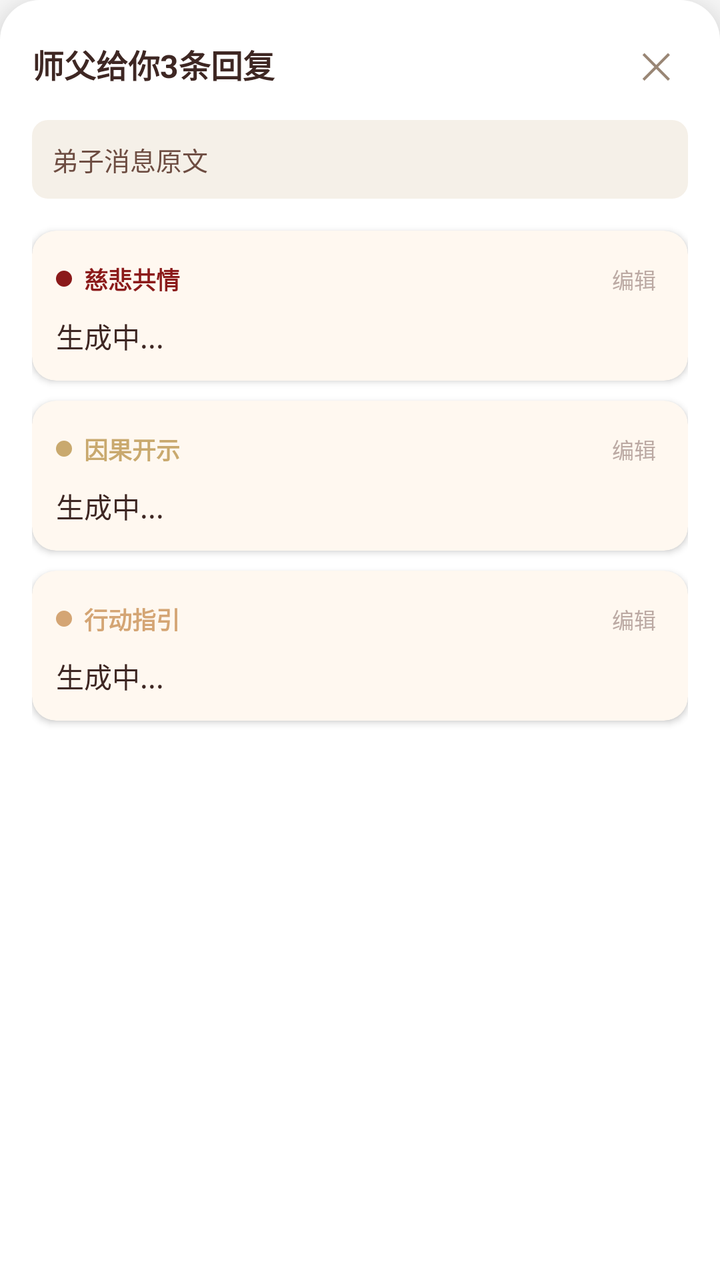
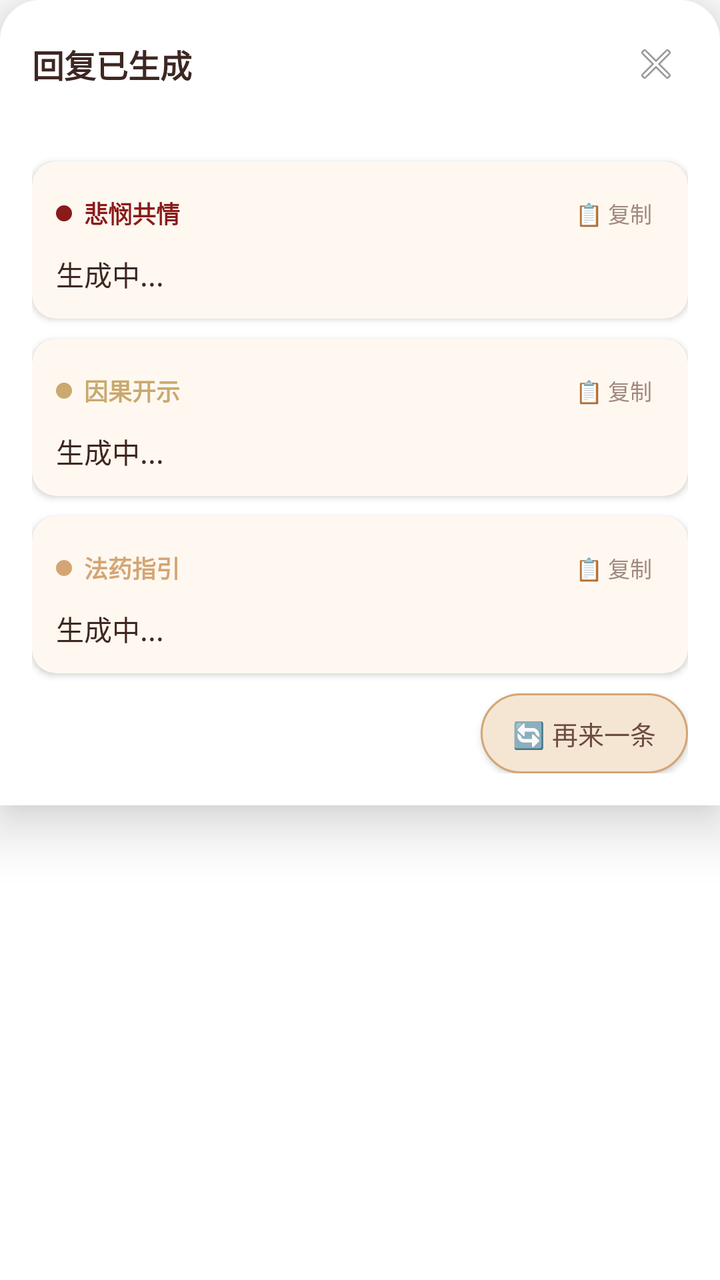

Screens rendered from an Android XML layout before and after an edit, with the pre-edit source and the edit as a unified diff.
<!-- AndroidManifest.xml: application theme Theme.JuexinAssistant -->
<!-- res/layout/panel_reply.xml -->
<?xml version="1.0" encoding="utf-8"?>
<LinearLayout xmlns:android="http://schemas.android.com/apk/res/android"
    xmlns:app="http://schemas.android.com/apk/res-auto"
    android:layout_width="match_parent"
    android:layout_height="wrap_content"
    android:orientation="vertical"
    android:background="@drawable/bg_panel_top"
    android:padding="16dp"
    android:elevation="16dp">

    
    <LinearLayout
        android:layout_width="match_parent"
        android:layout_height="wrap_content"
        android:orientation="horizontal"
        android:gravity="center_vertical"
        android:layout_marginBottom="12dp">

        <TextView
            android:layout_width="0dp"
            android:layout_height="wrap_content"
            android:layout_weight="1"
            android:text="师父给你3条回复"
            android:textSize="16sp"
            android:textColor="#3E2723"
            android:textStyle="bold" />

        <TextView
            android:id="@+id/btn_close"
            android:layout_width="32dp"
            android:layout_height="32dp"
            android:gravity="center"
            android:text="✕"
            android:textSize="18sp"
            android:textColor="#998675"
            android:background="?attr/selectableItemBackgroundBorderless" />
    </LinearLayout>

    
    <TextView
        android:id="@+id/tv_original_message"
        android:layout_width="match_parent"
        android:layout_height="wrap_content"
        android:padding="10dp"
        android:background="@drawable/bg_message_bubble"
        android:text="弟子消息原文"
        android:textSize="13sp"
        android:textColor="#6D4C41"
        android:layout_marginBottom="16dp"
        android:maxLines="3"
        android:ellipsize="end" />

    
    <androidx.cardview.widget.CardView
        android:id="@+id/card_reply_1"
        android:layout_width="match_parent"
        android:layout_height="wrap_content"
        android:layout_marginBottom="10dp"
        app:cardCornerRadius="12dp"
        app:cardElevation="2dp"
        app:cardBackgroundColor="#FFF8F0">

        <LinearLayout
            android:layout_width="match_parent"
            android:layout_height="wrap_content"
            android:orientation="vertical"
            android:padding="12dp">

            <LinearLayout
                android:layout_width="match_parent"
                android:layout_height="wrap_content"
                android:orientation="horizontal"
                android:gravity="center_vertical"
                android:layout_marginBottom="6dp">

                <TextView
                    android:layout_width="8dp"
                    android:layout_height="8dp"
                    android:background="@drawable/bg_dot_red" />

                <TextView
                    android:layout_width="wrap_content"
                    android:layout_height="wrap_content"
                    android:text="  慈悲共情"
                    android:textSize="12sp"
                    android:textColor="#8B1A1A"
                    android:textStyle="bold" />

                <View
                    android:layout_width="0dp"
                    android:layout_height="1dp"
                    android:layout_weight="1" />

                <TextView
                    android:id="@+id/btn_edit_1"
                    android:layout_width="wrap_content"
                    android:layout_height="wrap_content"
                    android:padding="4dp"
                    android:text="编辑"
                    android:textSize="11sp"
                    android:textColor="#BCAAA4"
                    android:background="?attr/selectableItemBackgroundBorderless" />
            </LinearLayout>

            <TextView
                android:id="@+id/tv_reply_1"
                android:layout_width="match_parent"
                android:layout_height="wrap_content"
                android:text="生成中..."
                android:textSize="14sp"
                android:textColor="#3E2723"
                android:lineSpacingExtra="4dp" />
        </LinearLayout>
    </androidx.cardview.widget.CardView>

    
    <androidx.cardview.widget.CardView
        android:id="@+id/card_reply_2"
        android:layout_width="match_parent"
        android:layout_height="wrap_content"
        android:layout_marginBottom="10dp"
        app:cardCornerRadius="12dp"
        app:cardElevation="2dp"
        app:cardBackgroundColor="#FFF8F0">

        <LinearLayout
            android:layout_width="match_parent"
            android:layout_height="wrap_content"
            android:orientation="vertical"
            android:padding="12dp">

            <LinearLayout
                android:layout_width="match_parent"
                android:layout_height="wrap_content"
                android:orientation="horizontal"
                android:gravity="center_vertical"
                android:layout_marginBottom="6dp">

                <TextView
                    android:layout_width="8dp"
                    android:layout_height="8dp"
                    android:background="@drawable/bg_dot_gold" />

                <TextView
                    android:layout_width="wrap_content"
                    android:layout_height="wrap_content"
                    android:text="  因果开示"
                    android:textSize="12sp"
                    android:textColor="#C9A96E"
                    android:textStyle="bold" />

                <View
                    android:layout_width="0dp"
                    android:layout_height="1dp"
                    android:layout_weight="1" />

                <TextView
                    android:id="@+id/btn_edit_2"
                    android:layout_width="wrap_content"
                    android:layout_height="wrap_content"
                    android:padding="4dp"
                    android:text="编辑"
                    android:textSize="11sp"
                    android:textColor="#BCAAA4"
                    android:background="?attr/selectableItemBackgroundBorderless" />
            </LinearLayout>

            <TextView
                android:id="@+id/tv_reply_2"
                android:layout_width="match_parent"
                android:layout_height="wrap_content"
                android:text="生成中..."
                android:textSize="14sp"
                android:textColor="#3E2723"
                android:lineSpacingExtra="4dp" />
        </LinearLayout>
    </androidx.cardview.widget.CardView>

    
    <androidx.cardview.widget.CardView
        android:id="@+id/card_reply_3"
        android:layout_width="match_parent"
        android:layout_height="wrap_content"
        android:layout_marginBottom="10dp"
        app:cardCornerRadius="12dp"
        app:cardElevation="2dp"
        app:cardBackgroundColor="#FFF8F0">

        <LinearLayout
            android:layout_width="match_parent"
            android:layout_height="wrap_content"
            android:orientation="vertical"
            android:padding="12dp">

            <LinearLayout
                android:layout_width="match_parent"
                android:layout_height="wrap_content"
                android:orientation="horizontal"
                android:gravity="center_vertical"
                android:layout_marginBottom="6dp">

                <TextView
                    android:layout_width="8dp"
                    android:layout_height="8dp"
                    android:background="@drawable/bg_dot_accent" />

                <TextView
                    android:layout_width="wrap_content"
                    android:layout_height="wrap_content"
                    android:text="  行动指引"
                    android:textSize="12sp"
                    android:textColor="#D4A574"
                    android:textStyle="bold" />

                <View
                    android:layout_width="0dp"
                    android:layout_height="1dp"
                    android:layout_weight="1" />

                <TextView
                    android:id="@+id/btn_edit_3"
                    android:layout_width="wrap_content"
                    android:layout_height="wrap_content"
                    android:padding="4dp"
                    android:text="编辑"
                    android:textSize="11sp"
                    android:textColor="#BCAAA4"
                    android:background="?attr/selectableItemBackgroundBorderless" />
            </LinearLayout>

            <TextView
                android:id="@+id/tv_reply_3"
                android:layout_width="match_parent"
                android:layout_height="wrap_content"
                android:text="生成中..."
                android:textSize="14sp"
                android:textColor="#3E2723"
                android:lineSpacingExtra="4dp" />
        </LinearLayout>
    </androidx.cardview.widget.CardView>

</LinearLayout>
<!-- resources referenced by this layout -->
<resources>
  <!-- drawable bg_dot_accent (drawable) -->
  <?xml version="1.0" encoding="utf-8"?>
  <shape xmlns:android="http://schemas.android.com/apk/res/android"
      android:shape="oval">
      <solid android:color="#D4A574" />
  </shape>
  <!-- drawable bg_dot_gold (drawable) -->
  <?xml version="1.0" encoding="utf-8"?>
  <shape xmlns:android="http://schemas.android.com/apk/res/android"
      android:shape="oval">
      <solid android:color="#C9A96E" />
  </shape>
  <!-- drawable bg_dot_red (drawable) -->
  <?xml version="1.0" encoding="utf-8"?>
  <shape xmlns:android="http://schemas.android.com/apk/res/android"
      android:shape="oval">
      <solid android:color="#8B1A1A" />
  </shape>
  <!-- drawable bg_message_bubble (drawable) -->
  <?xml version="1.0" encoding="utf-8"?>
  <shape xmlns:android="http://schemas.android.com/apk/res/android">
      <solid android:color="#F5F0E8" />
      <corners android:radius="8dp" />
  </shape>
  <!-- drawable bg_panel_top (drawable) -->
  <?xml version="1.0" encoding="utf-8"?>
  <shape xmlns:android="http://schemas.android.com/apk/res/android">
      <solid android:color="#FFFFFF" />
      <corners android:topLeftRadius="20dp" android:topRightRadius="20dp" />
  </shape>
  <style name="Theme.JuexinAssistant" parent="Theme.MaterialComponents.Light.NoActionBar">
          <item name="colorPrimary">#8B1A1A</item>
          <item name="colorPrimaryVariant">#6D1414</item>
          <item name="colorOnPrimary">#FFFFFF</item>
          <item name="colorSecondary">#C9A96E</item>
          <item name="colorOnSecondary">#3E2723</item>
          <item name="android:statusBarColor">#8B1A1A</item>
          <item name="android:navigationBarColor">#FDF5E6</item>
          <item name="android:windowLightStatusBar">false</item>
      </style>
</resources>

<!-- the commit's change to res/layout/panel_reply.xml (unified diff, before → after) -->
@@ -1,242 +1,277 @@
 <?xml version="1.0" encoding="utf-8"?>
-<LinearLayout xmlns:android="http://schemas.android.com/apk/res/android"
+<ScrollView xmlns:android="http://schemas.android.com/apk/res/android"
     xmlns:app="http://schemas.android.com/apk/res-auto"
     android:layout_width="match_parent"
     android:layout_height="wrap_content"
-    android:orientation="vertical"
-    android:background="@drawable/bg_panel_top"
-    android:padding="16dp"
-    android:elevation="16dp">
-
-    
+    android:maxHeight="480dp"
+    android:fillViewport="false">
+
     <LinearLayout
         android:layout_width="match_parent"
         android:layout_height="wrap_content"
-        android:orientation="horizontal"
-        android:gravity="center_vertical"
-        android:layout_marginBottom="12dp">
-
-        <TextView
-            android:layout_width="0dp"
-            android:layout_height="wrap_content"
-            android:layout_weight="1"
-            android:text="师父给你3条回复"
-            android:textSize="16sp"
-            android:textColor="#3E2723"
-            android:textStyle="bold" />
-
-        <TextView
-            android:id="@+id/btn_close"
-            android:layout_width="32dp"
-            android:layout_height="32dp"
-            android:gravity="center"
-            android:text="✕"
-            android:textSize="18sp"
-            android:textColor="#998675"
-            android:background="?attr/selectableItemBackgroundBorderless" />
-    </LinearLayout>
-
-    
-    <TextView
-        android:id="@+id/tv_original_message"
-        android:layout_width="match_parent"
-        android:layout_height="wrap_content"
-        android:padding="10dp"
-        android:background="@drawable/bg_message_bubble"
-        android:text="弟子消息原文"
-        android:textSize="13sp"
-        android:textColor="#6D4C41"
-        android:layout_marginBottom="16dp"
-        android:maxLines="3"
-        android:ellipsize="end" />
-
-    
-    <androidx.cardview.widget.CardView
-        android:id="@+id/card_reply_1"
-        android:layout_width="match_parent"
-        android:layout_height="wrap_content"
-        android:layout_marginBottom="10dp"
-        app:cardCornerRadius="12dp"
-        app:cardElevation="2dp"
-        app:cardBackgroundColor="#FFF8F0">
-
+        android:orientation="vertical"
+        android:background="@drawable/bg_panel_top"
+        android:padding="16dp"
+        android:elevation="16dp">
+
+        
         <LinearLayout
             android:layout_width="match_parent"
             android:layout_height="wrap_content"
-            android:orientation="vertical"
-            android:padding="12dp">
+            android:orientation="horizontal"
+            android:gravity="center_vertical"
+            android:layout_marginBottom="8dp">
+
+            <TextView
+                android:layout_width="0dp"
+                android:layout_height="wrap_content"
+                android:layout_weight="1"
+                android:text="回复已生成"
+                android:textSize="16sp"
+                android:textColor="#3E2723"
+                android:textStyle="bold" />
+
+            <ImageView
+                android:id="@+id/iv_close"
+                android:layout_width="32dp"
+                android:layout_height="32dp"
+                android:src="@android:drawable/ic_menu_close_clear_cancel"
+                android:padding="4dp"
+                android:background="?attr/selectableItemBackgroundBorderless"
+                android:contentDescription="关闭" />
+        </LinearLayout>
+
+        
+        <LinearLayout
+            android:layout_width="match_parent"
+            android:layout_height="wrap_content"
+            android:orientation="horizontal"
+            android:gravity="center_vertical"
+            android:layout_marginBottom="10dp">
+
+            <TextView
+                android:id="@+id/tv_source"
+                android:layout_width="0dp"
+                android:layout_height="wrap_content"
+                android:layout_weight="1"
+                android:text=""
+                android:textSize="11sp"
+                android:textColor="#998675" />
+
+            <TextView
+                android:id="@+id/tv_status"
+                android:layout_width="wrap_content"
+                android:layout_height="wrap_content"
+                android:text=""
+                android:textSize="11sp"
+                android:textColor="#4CAF50" />
+        </LinearLayout>
+
+        
+        <androidx.cardview.widget.CardView
+            android:layout_width="match_parent"
+            android:layout_height="wrap_content"
+            android:layout_marginBottom="10dp"
+            app:cardCornerRadius="12dp"
+            app:cardElevation="2dp"
+            app:cardBackgroundColor="#FFF8F0">
 
             <LinearLayout
                 android:layout_width="match_parent"
                 android:layout_height="wrap_content"
-                android:orientation="horizontal"
-                android:gravity="center_vertical"
-                android:layout_marginBottom="6dp">
+                android:orientation="vertical"
+                android:padding="12dp">
+
+                <LinearLayout
+                    android:layout_width="match_parent"
+                    android:layout_height="wrap_content"
+                    android:orientation="horizontal"
+                    android:gravity="center_vertical"
+                    android:layout_marginBottom="6dp">
+
+                    <TextView
+                        android:layout_width="8dp"
+                        android:layout_height="8dp"
+                        android:background="@drawable/bg_dot_red" />
+
+                    <TextView
+                        android:layout_width="wrap_content"
+                        android:layout_height="wrap_content"
+                        android:text="  悲悯共情"
+                        android:textSize="12sp"
+                        android:textColor="#8B1A1A"
+                        android:textStyle="bold" />
+
+                    <View
+                        android:layout_width="0dp"
+                        android:layout_height="1dp"
+                        android:layout_weight="1" />
+
+                    <TextView
+                        android:id="@+id/btn_copy_compassion"
+                        android:layout_width="wrap_content"
+                        android:layout_height="wrap_content"
+                        android:padding="6dp"
+                        android:text="📋 复制"
+                        android:textSize="11sp"
+                        android:textColor="#A1887F"
+                        android:background="?attr/selectableItemBackgroundBorderless" />
+                </LinearLayout>
 
                 <TextView
-                    android:layout_width="8dp"
-                    android:layout_height="8dp"
-                    android:background="@drawable/bg_dot_red" />
-
-                <TextView
-                    android:layout_width="wrap_content"
-                    android:layout_height="wrap_content"
-                    android:text="  慈悲共情"
-                    android:textSize="12sp"
-                    android:textColor="#8B1A1A"
-                    android:textStyle="bold" />
-
-                <View
-                    android:layout_width="0dp"
-                    android:layout_height="1dp"
-                    android:layout_weight="1" />
-
-                <TextView
-                    android:id="@+id/btn_edit_1"
-                    android:layout_width="wrap_content"
-                    android:layout_height="wrap_content"
-                    android:padding="4dp"
-                    android:text="编辑"
-                    android:textSize="11sp"
-                    android:textColor="#BCAAA4"
-                    android:background="?attr/selectableItemBackgroundBorderless" />
+                    android:id="@+id/tv_compassion"
+                    android:layout_width="match_parent"
+                    android:layout_height="wrap_content"
+                    android:text="生成中..."
+                    android:textSize="14sp"
+                    android:textColor="#3E2723"
+                    android:lineSpacingExtra="4dp" />
             </LinearLayout>
-
-            <TextView
-                android:id="@+id/tv_reply_1"
-                android:layout_width="match_parent"
-                android:layout_height="wrap_content"
-                android:text="生成中..."
-                android:textSize="14sp"
-                android:textColor="#3E2723"
-                android:lineSpacingExtra="4dp" />
-        </LinearLayout>
-    </androidx.cardview.widget.CardView>
-
-    
-    <androidx.cardview.widget.CardView
-        android:id="@+id/card_reply_2"
-        android:layout_width="match_parent"
-        android:layout_height="wrap_content"
-        android:layout_marginBottom="10dp"
-        app:cardCornerRadius="12dp"
-        app:cardElevation="2dp"
-        app:cardBackgroundColor="#FFF8F0">
-
-        <LinearLayout
-            android:layout_width="match_parent"
-            android:layout_height="wrap_content"
-            android:orientation="vertical"
-            android:padding="12dp">
+        </androidx.cardview.widget.CardView>
+
+        
+        <androidx.cardview.widget.CardView
+            android:layout_width="match_parent"
+            android:layout_height="wrap_content"
+            android:layout_marginBottom="10dp"
+            app:cardCornerRadius="12dp"
+            app:cardElevation="2dp"
+            app:cardBackgroundColor="#FFF8F0">
 
             <LinearLayout
                 android:layout_width="match_parent"
                 android:layout_height="wrap_content"
-                android:orientation="horizontal"
-                android:gravity="center_vertical"
-                android:layout_marginBottom="6dp">
+                android:orientation="vertical"
+                android:padding="12dp">
+
+                <LinearLayout
+                    android:layout_width="match_parent"
+                    android:layout_height="wrap_content"
+                    android:orientation="horizontal"
+                    android:gravity="center_vertical"
+                    android:layout_marginBottom="6dp">
+
+                    <TextView
+                        android:layout_width="8dp"
+                        android:layout_height="8dp"
+                        android:background="@drawable/bg_dot_gold" />
+
+                    <TextView
+                        android:layout_width="wrap_content"
+                        android:layout_height="wrap_content"
+                        android:text="  因果开示"
+                        android:textSize="12sp"
+                        android:textColor="#C9A96E"
+                        android:textStyle="bold" />
+
+                    <View
+                        android:layout_width="0dp"
+                        android:layout_height="1dp"
+                        android:layout_weight="1" />
+
+                    <TextView
+                        android:id="@+id/btn_copy_karma"
+                        android:layout_width="wrap_content"
+                        android:layout_height="wrap_content"
+                        android:padding="6dp"
+                        android:text="📋 复制"
+                        android:textSize="11sp"
+                        android:textColor="#A1887F"
+                        android:background="?attr/selectableItemBackgroundBorderless" />
+                </LinearLayout>
 
                 <TextView
-                    android:layout_width="8dp"
-                    android:layout_height="8dp"
-                    android:background="@drawable/bg_dot_gold" />
-
-                <TextView
-                    android:layout_width="wrap_content"
-                    android:layout_height="wrap_content"
-                    android:text="  因果开示"
-                    android:textSize="12sp"
-                    android:textColor="#C9A96E"
-                    android:textStyle="bold" />
-
-                <View
-                    android:layout_width="0dp"
-                    android:layout_height="1dp"
-                    android:layout_weight="1" />
-
-                <TextView
-                    android:id="@+id/btn_edit_2"
-                    android:layout_width="wrap_content"
-                    android:layout_height="wrap_content"
-                    android:padding="4dp"
-                    android:text="编辑"
-                    android:textSize="11sp"
-                    android:textColor="#BCAAA4"
-                    android:background="?attr/selectableItemBackgroundBorderless" />
+                    android:id="@+id/tv_karma"
+                    android:layout_width="match_parent"
+                    android:layout_height="wrap_content"
+                    android:text="生成中..."
+                    android:textSize="14sp"
+                    android:textColor="#3E2723"
+                    android:lineSpacingExtra="4dp" />
             </LinearLayout>
-
-            <TextView
-                android:id="@+id/tv_reply_2"
-                android:layout_width="match_parent"
-                android:layout_height="wrap_content"
-                android:text="生成中..."
-                android:textSize="14sp"
-                android:textColor="#3E2723"
-                android:lineSpacingExtra="4dp" />
-        </LinearLayout>
-    </androidx.cardview.widget.CardView>
-
-    
-    <androidx.cardview.widget.CardView
-        android:id="@+id/card_reply_3"
-        android:layout_width="match_parent"
-        android:layout_height="wrap_content"
-        android:layout_marginBottom="10dp"
-        app:cardCornerRadius="12dp"
-        app:cardElevation="2dp"
-        app:cardBackgroundColor="#FFF8F0">
-
-        <LinearLayout
-            android:layout_width="match_parent"
-            android:layout_height="wrap_content"
-            android:orientation="vertical"
-            android:padding="12dp">
+        </androidx.cardview.widget.CardView>
+
+        
+        <androidx.cardview.widget.CardView
+            android:layout_width="match_parent"
+            android:layout_height="wrap_content"
+            android:layout_marginBottom="10dp"
+            app:cardCornerRadius="12dp"
+            app:cardElevation="2dp"
+            app:cardBackgroundColor="#FFF8F0">
 
             <LinearLayout
                 android:layout_width="match_parent"
                 android:layout_height="wrap_content"
-                android:orientation="horizontal"
-                android:gravity="center_vertical"
-                android:layout_marginBottom="6dp">
+                android:orientation="vertical"
+                android:padding="12dp">
+
+                <LinearLayout
+                    android:layout_width="match_parent"
+                    android:layout_height="wrap_content"
+                    android:orientation="horizontal"
+                    android:gravity="center_vertical"
+                    android:layout_marginBottom="6dp">
+
+                    <TextView
+                        android:layout_width="8dp"
+                        android:layout_height="8dp"
+                        android:background="@drawable/bg_dot_accent" />
+
+                    <TextView
+                        android:layout_width="wrap_content"
+                        android:layout_height="wrap_content"
+                        android:text="  法药指引"
+                        android:textSize="12sp"
+                        android:textColor="#D4A574"
+                        android:textStyle="bold" />
+
+                    <View
+                        android:layout_width="0dp"
+                        android:layout_height="1dp"
+                        android:layout_weight="1" />
+
+                    <TextView
+                        android:id="@+id/btn_copy_action"
+                        android:layout_width="wrap_content"
+                        android:layout_height="wrap_content"
+                        android:padding="6dp"
+                        android:text="📋 复制"
+                        android:textSize="11sp"
+                        android:textColor="#A1887F"
+                        android:background="?attr/selectableItemBackgroundBorderless" />
+                </LinearLayout>
 
                 <TextView
-                    android:layout_width="8dp"
-                    android:layout_height="8dp"
-                    android:background="@drawable/bg_dot_accent" />
-
-                <TextView
-                    android:layout_width="wrap_content"
-                    android:layout_height="wrap_content"
-                    android:text="  行动指引"
-                    android:textSize="12sp"
-                    android:textColor="#D4A574"
-                    android:textStyle="bold" />
-
-                <View
-                    android:layout_width="0dp"
-                    android:layout_height="1dp"
-                    android:layout_weight="1" />
-
-                <TextView
-                    android:id="@+id/btn_edit_3"
-                    android:layout_width="wrap_content"
-                    android:layout_height="wrap_content"
-                    android:padding="4dp"
-                    android:text="编辑"
-                    android:textSize="11sp"
-                    android:textColor="#BCAAA4"
-                    android:background="?attr/selectableItemBackgroundBorderless" />
+                    android:id="@+id/tv_action"
+                    android:layout_width="match_parent"
+                    android:layout_height="wrap_content"
+                    android:text="生成中..."
+                    android:textSize="14sp"
+                    android:textColor="#3E2723"
+                    android:lineSpacingExtra="4dp" />
             </LinearLayout>
-
-            <TextView
-                android:id="@+id/tv_reply_3"
-                android:layout_width="match_parent"
-                android:layout_height="wrap_content"
-                android:text="生成中..."
-                android:textSize="14sp"
-                android:textColor="#3E2723"
-                android:lineSpacingExtra="4dp" />
+        </androidx.cardview.widget.CardView>
+
+        
+        <LinearLayout
+            android:layout_width="match_parent"
+            android:layout_height="wrap_content"
+            android:orientation="horizontal"
+            android:gravity="end">
+
+            <Button
+                android:id="@+id/btn_new"
+                android:layout_width="wrap_content"
+                android:layout_height="40dp"
+                android:text="🔄 再来一条"
+                android:textSize="13sp"
+                android:textColor="#6D4C41"
+                android:background="@drawable/bg_btn_secondary"
+                android:minWidth="0dp"
+                android:paddingStart="16dp"
+                android:paddingEnd="16dp" />
         </LinearLayout>
-    </androidx.cardview.widget.CardView>
-
-</LinearLayout>
+
+    </LinearLayout>
+</ScrollView>
<!-- resource entries referenced after the edit -->
@@ -1,5 +1,13 @@
 <!-- resources referenced by this layout -->
 <resources>
+  <!-- drawable bg_btn_secondary (drawable) -->
+  <?xml version="1.0" encoding="utf-8"?>
+  <shape xmlns:android="http://schemas.android.com/apk/res/android"
+      android:shape="rectangle">
+      <solid android:color="#F5E6D3" />
+      <corners android:radius="20dp" />
+      <stroke android:width="1dp" android:color="#D4A574" />
+  </shape>
   <!-- drawable bg_dot_accent (drawable) -->
   <?xml version="1.0" encoding="utf-8"?>
   <shape xmlns:android="http://schemas.android.com/apk/res/android"
@@ -18,27 +26,18 @@
       android:shape="oval">
       <solid android:color="#8B1A1A" />
   </shape>
-  <!-- drawable bg_message_bubble (drawable) -->
-  <?xml version="1.0" encoding="utf-8"?>
-  <shape xmlns:android="http://schemas.android.com/apk/res/android">
-      <solid android:color="#F5F0E8" />
-      <corners android:radius="8dp" />
-  </shape>
   <!-- drawable bg_panel_top (drawable) -->
   <?xml version="1.0" encoding="utf-8"?>
   <shape xmlns:android="http://schemas.android.com/apk/res/android">
       <solid android:color="#FFFFFF" />
       <corners android:topLeftRadius="20dp" android:topRightRadius="20dp" />
   </shape>
-  <style name="Theme.JuexinAssistant" parent="Theme.MaterialComponents.Light.NoActionBar">
-          <item name="colorPrimary">#8B1A1A</item>
-          <item name="colorPrimaryVariant">#6D1414</item>
-          <item name="colorOnPrimary">#FFFFFF</item>
-          <item name="colorSecondary">#C9A96E</item>
-          <item name="colorOnSecondary">#3E2723</item>
-          <item name="android:statusBarColor">#8B1A1A</item>
-          <item name="android:navigationBarColor">#FDF5E6</item>
-          <item name="android:windowLightStatusBar">false</item>
+  <style name="Theme.JuexinAssistant" parent="Theme.AppCompat.Light.NoActionBar">
+          <item name="colorPrimary">#D4A574</item>
+          <item name="colorPrimaryDark">#8D6E63</item>
+          <item name="colorAccent">#C9A96E</item>
+          <item name="android:statusBarColor">#FFF8F0</item>
+          <item name="android:windowBackground">#FFF8F0</item>
       </style>
 </resources>
 
